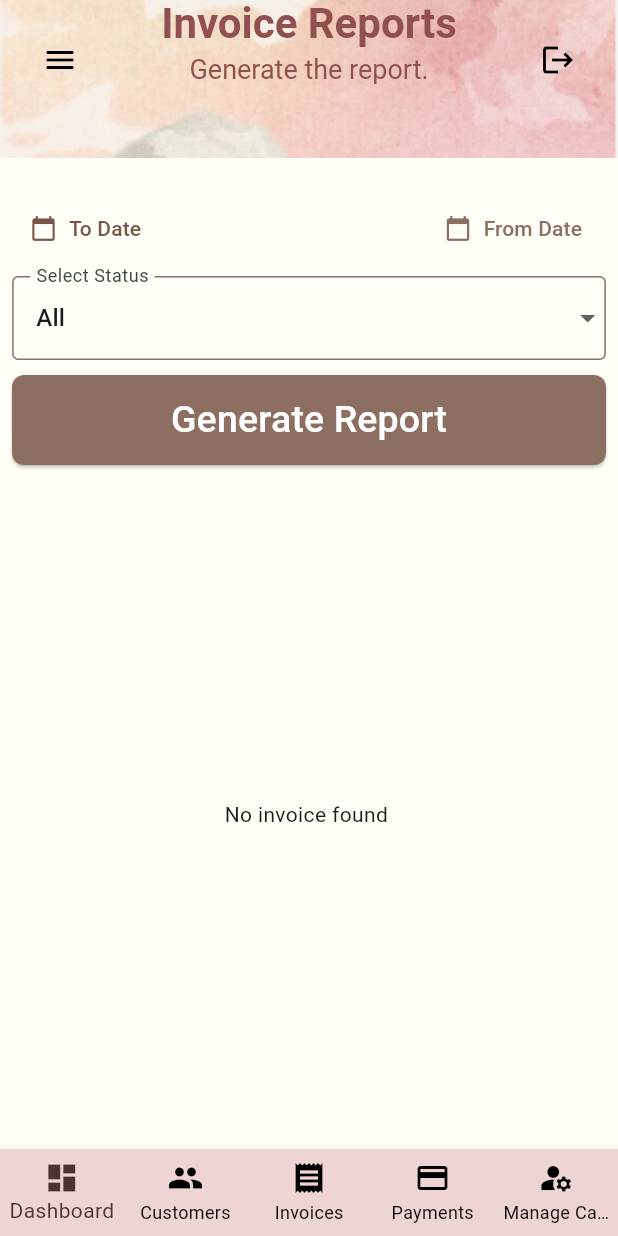
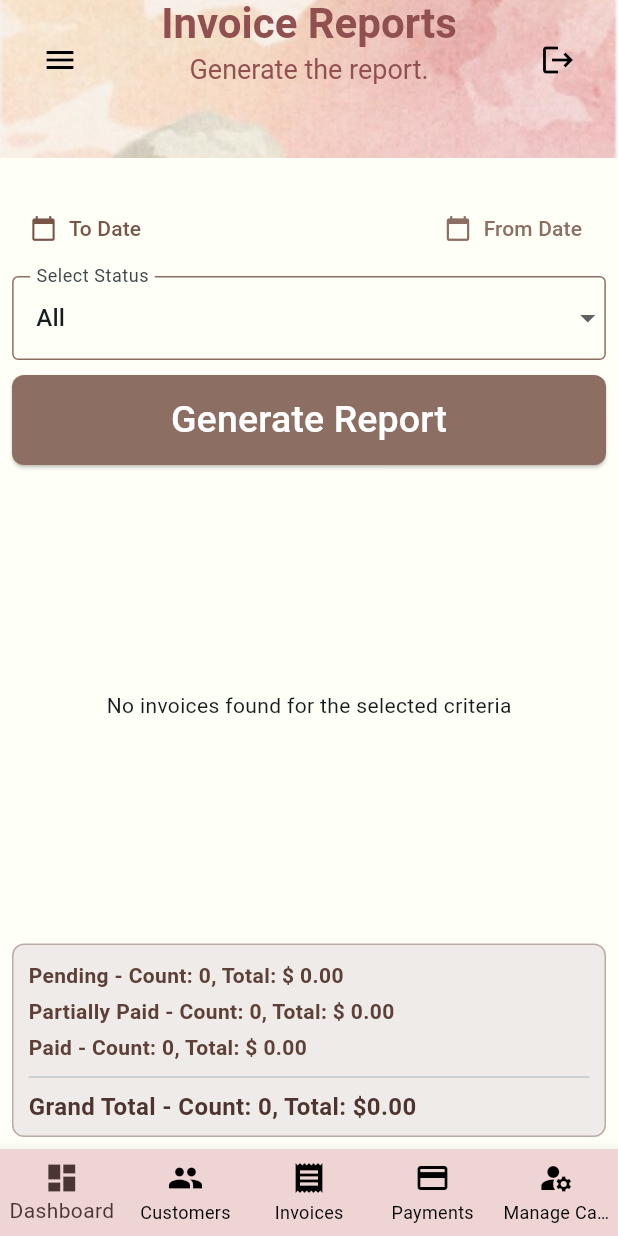
Before and after one commit to hanan-hr2006354/8-arwa-hanan-hanan-rain, a Flutter app: the InvoiceReportScreen screen opened by its route, on a phone screen of 412 x 824 dp. Run offline on Flutter 3.47's test engine with Material 3 defaults, Android fonts, the phone set to English and light mode, and no system bars; our stand-ins replace flutter_riverpod, go_router; accounts and stored records are empty.

Commit message:
totals report added

```diff
--- a/YalaPay/lib/screens/invoice_report_screen.dart
+++ b/YalaPay/lib/screens/invoice_report_screen.dart
@@ -1,6 +1,6 @@
 import 'dart:convert';
-import 'dart:io';
 import 'package:flutter/material.dart';
+import 'package:flutter/services.dart';
 import 'package:flutter_riverpod/flutter_riverpod.dart';
 import 'package:quickmart/repo/invoice_repository.dart';
 import 'package:quickmart/widgets/custom_app_bar.dart';
@@ -17,6 +17,12 @@ class _InvoiceReportScreenState extends ConsumerState<InvoiceReportScreen> {
   DateTime? toDate;
   String selectedStatus = "All";
   List<Map<String, dynamic>> filteredInvoices = [];
+  Map<String, dynamic> totals = {
+    "Pending": {"count": 0, "total": 0.0},
+    "Partially Paid": {"count": 0, "total": 0.0},
+    "Paid": {"count": 0, "total": 0.0},
+    "Grand Total": {"count": 0, "total": 0.0},
+  };
 
   List<String> statuses = ["All", "Pending", "Partially Paid", "Paid"];
 
@@ -44,6 +50,13 @@ class _InvoiceReportScreenState extends ConsumerState<InvoiceReportScreen> {
       final invoiceStatusList = await invoiceRepository.getInvoicesByStatus();
 
       setState(() {
+        totals = {
+          "Pending": {"count": 0, "total": 0.0},
+          "Partially Paid": {"count": 0, "total": 0.0},
+          "Paid": {"count": 0, "total": 0.0},
+          "Grand Total": {"count": 0, "total": 0.0},
+        };
+
         filteredInvoices = invoiceStatusList.where((invoiceItem) {
           final invoice = invoiceItem['invoice'];
           final status = invoiceItem['status'];
@@ -59,7 +72,16 @@ class _InvoiceReportScreenState extends ConsumerState<InvoiceReportScreen> {
           final matchesStatus =
               selectedStatus == "All" || status == selectedStatus;
 
-          return isWithinDateRange && matchesStatus;
+          if (isWithinDateRange && matchesStatus) {
+            // Update totals
+            totals[status]["count"] += 1;
+            totals[status]["total"] += invoice.amount;
+            totals["Grand Total"]["count"] += 1;
+            totals["Grand Total"]["total"] += invoice.amount;
+
+            return true;
+          }
+          return false;
         }).toList();
       });
     } catch (e) {
@@ -69,6 +91,46 @@ class _InvoiceReportScreenState extends ConsumerState<InvoiceReportScreen> {
 
   String _formatDate(DateTime date) {
     return "${date.day.toString().padLeft(2, '0')}/${date.month.toString().padLeft(2, '0')}/${date.year}";
+  }
+
+  Widget _buildTotalsSection() {
+    return Container(
+      padding: EdgeInsets.symmetric(vertical: 8, horizontal: 10),
+      decoration: BoxDecoration(
+        color: Colors.brown[50],
+        borderRadius: BorderRadius.circular(8),
+        border: Border.all(color: Colors.brown[200]!),
+      ),
+      child: Column(
+        crossAxisAlignment: CrossAxisAlignment.start,
+        children: [
+          ...statuses.where((status) => status != "All").map((status) {
+            final count = totals[status]["count"];
+            final total = totals[status]["total"].toStringAsFixed(2);
+            return Padding(
+              padding: const EdgeInsets.symmetric(vertical: 2.0),
+              child: Text(
+                "$status - Count: $count, Total: \$ $total",
+                style: TextStyle(
+                  fontSize: 14,
+                  fontWeight: FontWeight.bold,
+                  color: Colors.brown[700],
+                ),
+              ),
+            );
+          }),
+          Divider(),
+          Text(
+            "Grand Total - Count: ${totals["Grand Total"]["count"]}, Total: \$${totals["Grand Total"]["total"].toStringAsFixed(2)}",
+            style: TextStyle(
+              fontSize: 16,
+              fontWeight: FontWeight.bold,
+              color: Colors.brown[800],
+            ),
+          ),
+        ],
+      ),
+    );
   }
 
   @override
@@ -148,7 +210,7 @@ class _InvoiceReportScreenState extends ConsumerState<InvoiceReportScreen> {
           Expanded(
             child: filteredInvoices.isEmpty
                 ? Center(
-                    child: Text("No invoice found "),
+                    child: Text("No invoices found for the selected criteria"),
                   )
                 : ListView.builder(
                     padding: EdgeInsets.symmetric(horizontal: 8),
@@ -177,6 +239,11 @@ class _InvoiceReportScreenState extends ConsumerState<InvoiceReportScreen> {
                     },
                   ),
           ),
+          if (selectedStatus == "All")
+            Padding(
+              padding: EdgeInsets.all(8),
+              child: _buildTotalsSection(),
+            ),
         ],
       ),
     );
```
